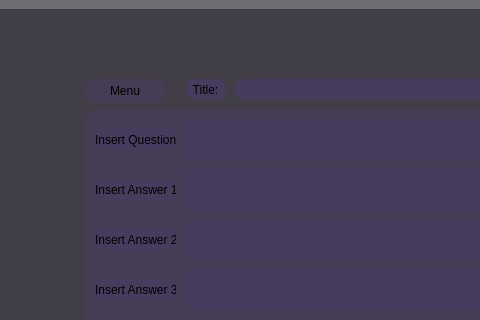
Qt form QuizModule/quizwindow.ui (WSU-4110/MOST) before a commit; both pictures show x 84 to 564 and y 0 to 320 of the 927 by 615 pixel window.
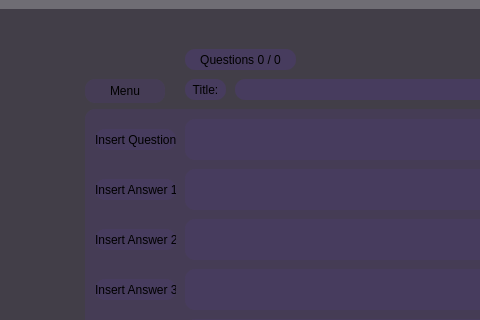
The same form after that commit. The open tabs and pages were chosen to show the change. Icons and pictures are not drawn.

Commit message: Fixes for pageQuizCreate & loading .db file to quizbank

```diff
--- a/QuizModule/quizwindow.ui
+++ b/QuizModule/quizwindow.ui
@@ -730,6 +730,27 @@
        <set>Qt::AlignmentFlag::AlignCenter</set>
       </property>
      </widget>
+     <widget class="QLabel" name="labelCreateQuestionIndex">
+      <property name="geometry">
+       <rect>
+        <x>260</x>
+        <y>40</y>
+        <width>111</width>
+        <height>21</height>
+       </rect>
+      </property>
+      <property name="styleSheet">
+       <string notr="true">background-color: rgba(75, 58, 108, 150);
+border-radius: 10px;
+</string>
+      </property>
+      <property name="text">
+       <string>Questions 0 / 0</string>
+      </property>
+      <property name="alignment">
+       <set>Qt::AlignmentFlag::AlignCenter</set>
+      </property>
+     </widget>
      <zorder>quizCreateFrame</zorder>
      <zorder>pushButtonCreateQuestion</zorder>
      <zorder>pushButtonOverwriteQuestion</zorder>
```
Left out of the diff: 3 changed lines with no effect on the pictures. The commit also changes 16 other files.
